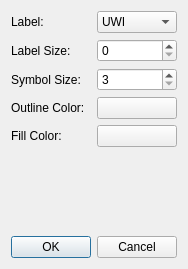
Old version of the form Viewer2D/wellitemconfigdialog.ui in the repository fsoos74/su.
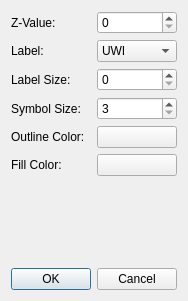
New version of the form. Custom widgets are drawn as their Qt base class.

What changed in the file:
```diff
--- a/Viewer2D/wellitemconfigdialog.ui
+++ b/Viewer2D/wellitemconfigdialog.ui
@@ -6,8 +6,8 @@
    <rect>
     <x>0</x>
     <y>0</y>
-    <width>184</width>
-    <height>269</height>
+    <width>185</width>
+    <height>301</height>
    </rect>
   </property>
   <property name="windowTitle">
@@ -16,14 +16,24 @@
   <layout class="QVBoxLayout" name="verticalLayout">
    <item>
     <layout class="QGridLayout" name="gridLayout">
-     <item row="0" column="0">
-      <widget class="QLabel" name="label_4">
+     <item row="4" column="1">
+      <widget class="ColorButton" name="cbPen">
        <property name="text">
-        <string>Label:</string>
+        <string/>
        </property>
       </widget>
      </item>
-     <item row="0" column="1">
+     <item row="5" column="0">
+      <widget class="QLabel" name="label_3">
+       <property name="text">
+        <string>Fill Color:</string>
+       </property>
+      </widget>
+     </item>
+     <item row="2" column="1">
+      <widget class="QSpinBox" name="sbLabelSize"/>
+     </item>
+     <item row="1" column="1">
       <widget class="QComboBox" name="cbLabelType">
        <item>
         <property name="text">
@@ -37,55 +47,55 @@
        </item>
       </widget>
      </item>
-     <item row="1" column="0">
+     <item row="2" column="0">
       <widget class="QLabel" name="label_5">
        <property name="text">
         <string>Label Size:</string>
        </property>
       </widget>
      </item>
-     <item row="1" column="1">
-      <widget class="QSpinBox" name="sbLabelSize"/>
-     </item>
-     <item row="2" column="0">
-      <widget class="QLabel" name="label">
+     <item row="5" column="1">
+      <widget class="ColorButton" name="cbBrush">
        <property name="text">
-        <string>Symbol Size:</string>
+        <string/>
        </property>
       </widget>
      </item>
-     <item row="2" column="1">
+     <item row="3" column="1">
       <widget class="QSpinBox" name="sbSize">
        <property name="minimum">
         <number>3</number>
        </property>
       </widget>
      </item>
-     <item row="3" column="0">
+     <item row="4" column="0">
       <widget class="QLabel" name="label_2">
        <property name="text">
         <string>Outline Color:</string>
        </property>
       </widget>
      </item>
-     <item row="3" column="1">
-      <widget class="ColorButton" name="cbPen">
+     <item row="1" column="0">
+      <widget class="QLabel" name="label_4">
        <property name="text">
-        <string/>
+        <string>Label:</string>
        </property>
       </widget>
      </item>
-     <item row="4" column="0">
-      <widget class="QLabel" name="label_3">
+     <item row="3" column="0">
+      <widget class="QLabel" name="label">
        <property name="text">
-        <string>Fill Color:</string>
+        <string>Symbol Size:</string>
        </property>
       </widget>
      </item>
-     <item row="4" column="1">
-      <widget class="ColorButton" name="cbBrush">
+     <item row="0" column="1">
+      <widget class="QSpinBox" name="sbZValue"/>
+     </item>
+     <item row="0" column="0">
+      <widget class="QLabel" name="label_6">
        <property name="text">
-        <string/>
+        <string>Z-Value:</string>
        </property>
       </widget>
      </item>
```
